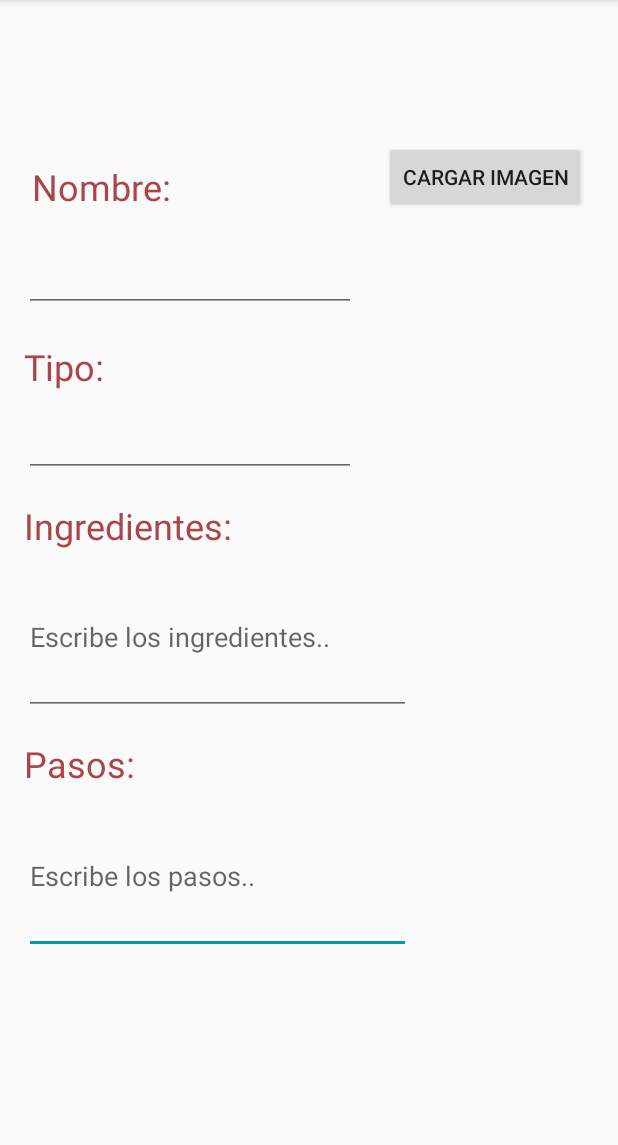
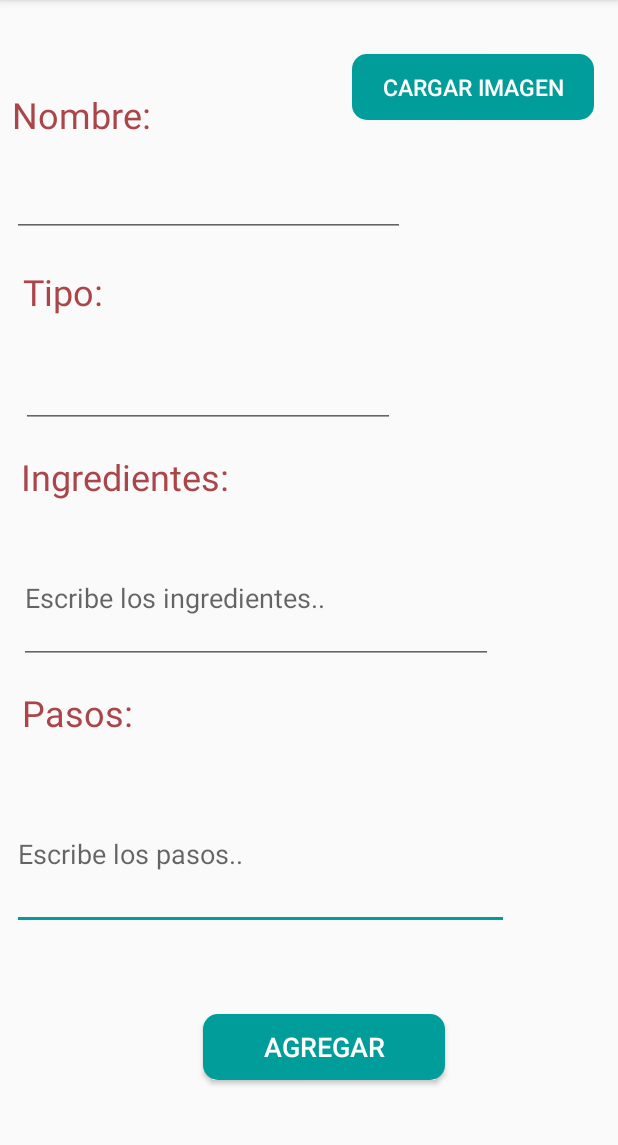
Before and after one commit to naty-rodrig99/AppRecetas, an Android app: the AddRecipeActivity screen opened directly, with no data from a screen before it, on a phone screen of 412 x 824 dp, the part 84-1229 px from its top. Run offline under Robolectric (Android 15) with nearby library versions, the phone set to English and light mode, and no system bars; libraries missing offline, so code that uses them is left out: com.amazonaws, com.amazonaws.auth, com.amazonaws.regions, com.amazonaws.services, pub.devrel.easypermissions.

Commit message:
Editar AddRecipe

```diff
--- a/app/build.gradle
+++ b/app/build.gradle
@@ -28,6 +28,7 @@ dependencies {
     androidTestImplementation 'com.android.support.test:runner:1.0.2'
     androidTestImplementation 'com.android.support.test.espresso:espresso-core:3.0.2'
     implementation 'com.android.support:design:28.0.0'
+
     implementation 'com.amazonaws:aws-android-sdk-s3:2.13.5'
     implementation 'com.amazonaws:aws-android-sdk-cognito:2.13.5'
     implementation 'com.amazonaws:aws-android-sdk-core:2.13.5'
--- a/app/src/main/AndroidManifest.xml
+++ b/app/src/main/AndroidManifest.xml
@@ -1,4 +1,5 @@
 <?xml version="1.0" encoding="utf-8"?>
+
 <manifest xmlns:android="http://schemas.android.com/apk/res/android" package="com.example.apprecetas">
     <uses-permission android:name="android.permission.INTERNET"/>
     <uses-permission android:name="android.permission.READ_EXTERNAL_STORAGE" />
--- a/app/src/main/res/layout/activity_addrecipe.xml
+++ b/app/src/main/res/layout/activity_addrecipe.xml
@@ -7,23 +7,23 @@
 
     <TextView
         android:id="@+id/textView"
-        android:layout_width="100dp"
-        android:layout_height="28dp"
+        android:layout_width="151dp"
+        android:layout_height="40dp"
         android:layout_marginStart="8dp"
-        android:layout_marginTop="108dp"
+        android:layout_marginTop="60dp"
         android:layout_marginEnd="8dp"
         android:text="Nombre:"
         android:textColor="@color/colorPrimary"
         android:textSize="24sp"
         app:layout_constraintEnd_toStartOf="@+id/button"
-        app:layout_constraintHorizontal_bias="0.052"
+        app:layout_constraintHorizontal_bias="0.0"
         app:layout_constraintStart_toStartOf="parent"
         app:layout_constraintTop_toTopOf="parent" />
 
     <EditText
         android:id="@+id/text_pasos"
-        android:layout_width="258dp"
-        android:layout_height="103dp"
+        android:layout_width="331dp"
+        android:layout_height="101dp"
         android:layout_marginStart="8dp"
         android:layout_marginTop="12dp"
         android:layout_marginEnd="8dp"
@@ -32,15 +32,15 @@
         android:inputType=""
         app:layout_constraintBottom_toBottomOf="parent"
         app:layout_constraintEnd_toEndOf="parent"
-        app:layout_constraintHorizontal_bias="0.058"
+        app:layout_constraintHorizontal_bias="0.0"
         app:layout_constraintStart_toStartOf="parent"
         app:layout_constraintTop_toBottomOf="@+id/textView4"
         app:layout_constraintVertical_bias="0.0" />
 
     <EditText
         android:id="@+id/text_ing"
-        android:layout_width="258dp"
-        android:layout_height="103dp"
+        android:layout_width="316dp"
+        android:layout_height="88dp"
         android:layout_marginStart="8dp"
         android:layout_marginTop="4dp"
         android:layout_marginEnd="8dp"
@@ -53,8 +53,8 @@
 
     <TextView
         android:id="@+id/textView4"
-        android:layout_width="78dp"
-        android:layout_height="28dp"
+        android:layout_width="142dp"
+        android:layout_height="48dp"
         android:layout_marginStart="8dp"
         android:layout_marginTop="16dp"
         android:layout_marginEnd="8dp"
@@ -68,10 +68,9 @@
 
     <EditText
         android:id="@+id/txt_type"
-        android:layout_width="221dp"
-        android:layout_height="44dp"
+        android:layout_width="249dp"
+        android:layout_height="53dp"
         android:layout_marginStart="8dp"
-        android:layout_marginTop="8dp"
         android:layout_marginEnd="8dp"
         android:contentDescription="Nombre"
         android:ems="10"
@@ -79,16 +78,15 @@
         android:textAllCaps="false"
         android:textColor="@android:color/black"
         app:layout_constraintEnd_toEndOf="parent"
-        app:layout_constraintHorizontal_bias="0.045"
+        app:layout_constraintHorizontal_bias="0.039"
         app:layout_constraintStart_toStartOf="parent"
         app:layout_constraintTop_toBottomOf="@+id/textView3" />
 
     <EditText
         android:id="@+id/txt_name"
-        android:layout_width="221dp"
-        android:layout_height="44dp"
+        android:layout_width="262dp"
+        android:layout_height="58dp"
         android:layout_marginStart="8dp"
-        android:layout_marginTop="28dp"
         android:layout_marginEnd="8dp"
         android:contentDescription="Nombre"
         android:ems="10"
@@ -96,14 +94,14 @@
         android:textAllCaps="false"
         android:textColor="@android:color/black"
         app:layout_constraintEnd_toEndOf="parent"
-        app:layout_constraintHorizontal_bias="0.045"
+        app:layout_constraintHorizontal_bias="0.0"
         app:layout_constraintStart_toStartOf="parent"
         app:layout_constraintTop_toBottomOf="@+id/textView" />
 
     <TextView
         android:id="@+id/textView3"
-        android:layout_width="104dp"
-        android:layout_height="38dp"
+        android:layout_width="135dp"
+        android:layout_height="54dp"
         android:layout_marginStart="8dp"
         android:layout_marginTop="20dp"
         android:layout_marginEnd="8dp"
@@ -117,8 +115,8 @@
 
     <TextView
         android:id="@+id/textView5"
-        android:layout_width="153dp"
-        android:layout_height="35dp"
+        android:layout_width="211dp"
+        android:layout_height="49dp"
         android:layout_marginStart="8dp"
         android:layout_marginTop="16dp"
         android:layout_marginEnd="8dp"
@@ -132,15 +130,32 @@
 
     <Button
         android:id="@+id/button"
-        android:layout_width="wrap_content"
-        android:layout_height="wrap_content"
-        android:layout_marginStart="114dp"
-        android:layout_marginTop="94dp"
-        android:layout_marginEnd="8dp"
-        android:layout_marginBottom="232dp"
+        android:layout_width="161dp"
+        android:layout_height="44dp"
+        android:background="@drawable/button_style"
         android:text="Cargar Imagen"
-        app:layout_constraintBottom_toTopOf="@+id/text_ing"
-        app:layout_constraintEnd_toEndOf="parent"
-        app:layout_constraintStart_toEndOf="@+id/textView"
-        app:layout_constraintTop_toTopOf="parent" />
+        android:textColor="@color/ColorWhite"
+        android:textSize="15sp"
+        app:layout_constraintBottom_toBottomOf="parent"
+        app:layout_constraintHorizontal_bias="0.936"
+        app:layout_constraintLeft_toLeftOf="parent"
+        app:layout_constraintRight_toRightOf="parent"
+        app:layout_constraintTop_toTopOf="parent"
+        app:layout_constraintVertical_bias="0.05" />
+
+    <Button
+        android:id="@+id/btn_agregar"
+        android:layout_width="161dp"
+        android:layout_height="44dp"
+        android:background="@drawable/button_style"
+        android:text="Agregar"
+        android:textColor="@color/ColorWhite"
+        android:textSize="18sp"
+        app:layout_constraintBottom_toBottomOf="parent"
+        app:layout_constraintHorizontal_bias="0.54"
+        app:layout_constraintLeft_toLeftOf="parent"
+        app:layout_constraintRight_toRightOf="parent"
+        app:layout_constraintTop_toTopOf="parent"
+        app:layout_constraintVertical_bias="0.934" />
+
 </android.support.constraint.ConstraintLayout>
```
